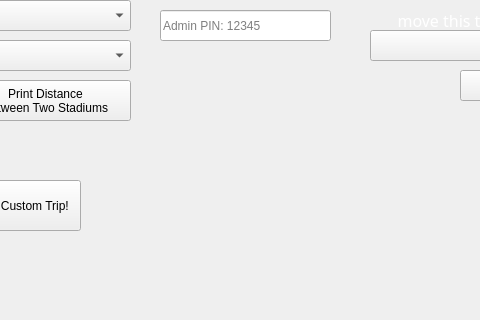
This is mainwindow.ui in angelCisneros40/Baseball_Project as Qt 5 draws it before an edit; both pictures show x 440 to 920 and y 0 to 320 of the 1241 by 754 pixel window. The edited form follows.
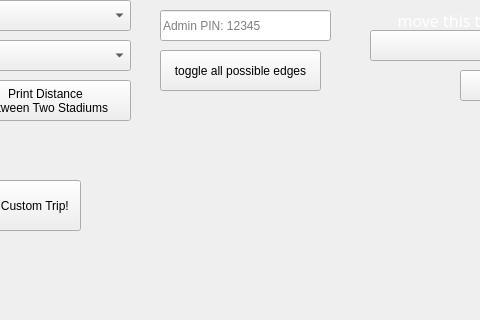
This is the edited form. Icons and pictures are not drawn.

```diff
--- a/mainwindow.ui
+++ b/mainwindow.ui
@@ -4365,6 +4365,19 @@
      <string/>
     </property>
    </widget>
+   <widget class="QPushButton" name="button_showAllBlackLines">
+    <property name="geometry">
+     <rect>
+      <x>600</x>
+      <y>50</y>
+      <width>161</width>
+      <height>41</height>
+     </rect>
+    </property>
+    <property name="text">
+     <string>toggle all possible edges</string>
+    </property>
+   </widget>
    <zorder>backgroundWidget</zorder>
    <zorder>label_map</zorder>
    <zorder>label_FenwayParkToLoanDepotPark_Black</zorder>
```
Left out of the diff: 13 changed lines with no effect on the pictures.
